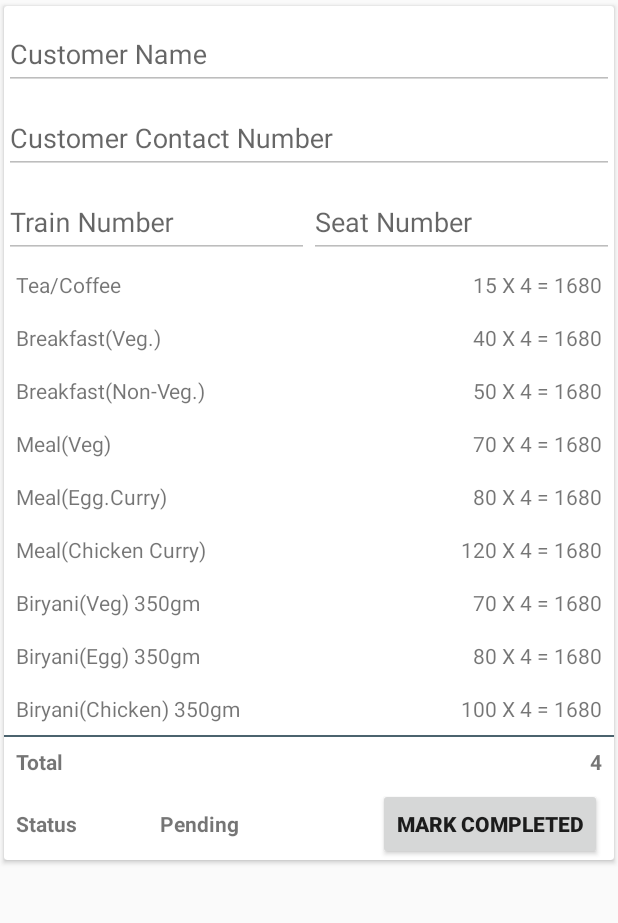
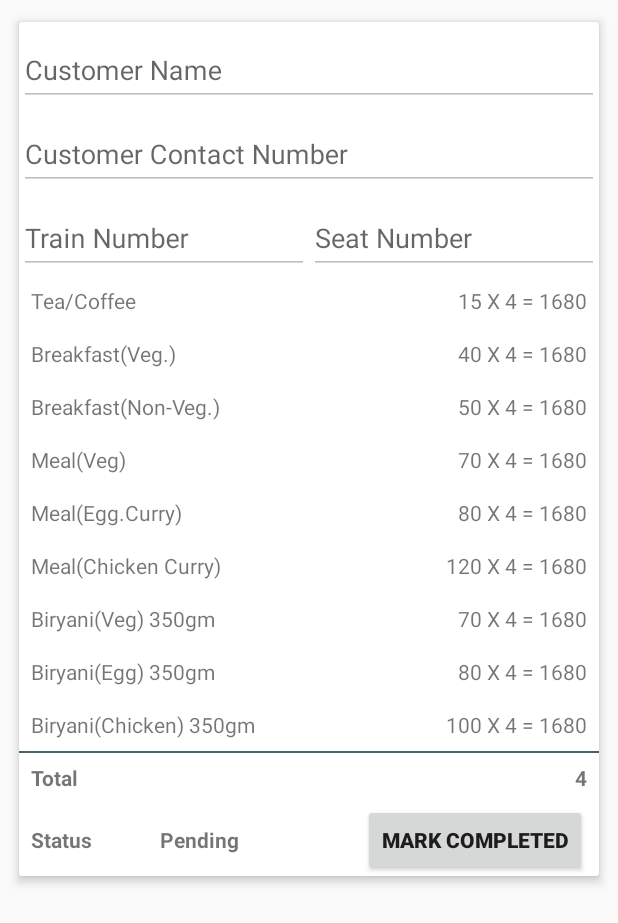
Before and after one commit to IRCTCFoodExpress/FoodOnMyTrainN, an Android app: the layout adapter_orderlist.xml on its own in the app's theme, with its tools: preview values and no code run, on a phone screen of 412 x 824 dp. Shown: the top 923 px of the screen. Run offline under Robolectric (Android 15) with nearby library versions, the phone set to English and light mode, and no system bars.

Commit message:
-adpt updated

```diff
--- a/app/src/main/res/layout/adapter_orderlist.xml
+++ b/app/src/main/res/layout/adapter_orderlist.xml
@@ -3,7 +3,9 @@
     xmlns:app="http://schemas.android.com/apk/res-auto"
     android:orientation="vertical" android:layout_width="match_parent"
     android:layout_height="wrap_content"
-    app:cardUseCompatPadding="true">
+    app:cardUseCompatPadding="true"
+    android:layout_margin="8dp"
+    app:cardElevation="4dp">
     <androidx.constraintlayout.widget.ConstraintLayout
         android:layout_width="match_parent"
         android:layout_height="wrap_content">
```
